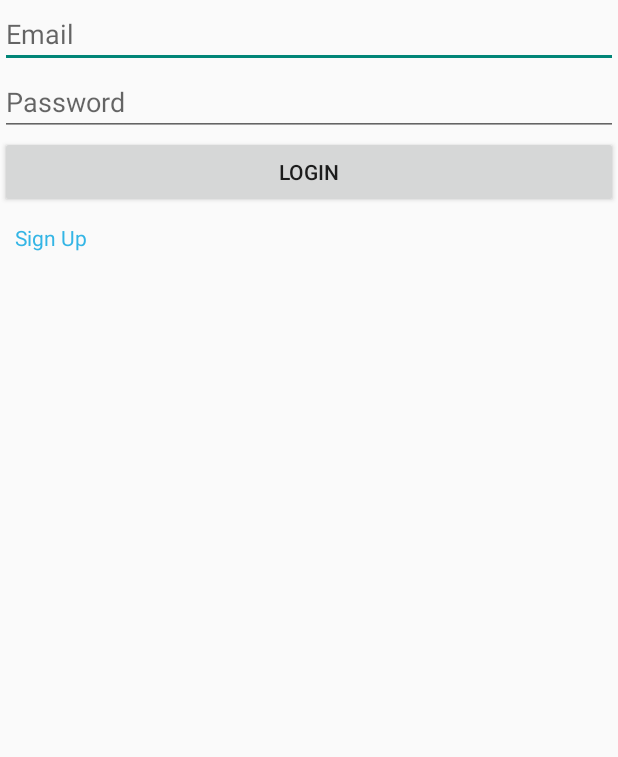
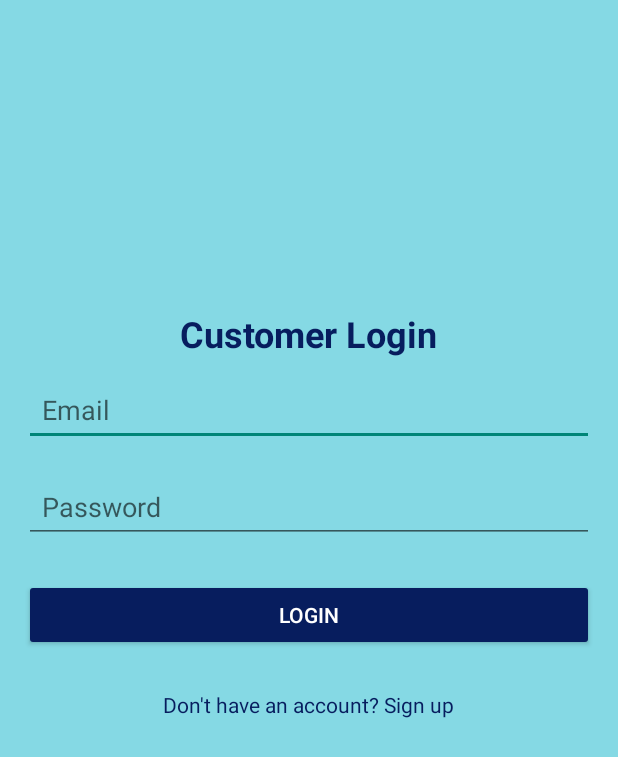
Before and after one commit to janhviwadhwa/customerconnect, an Android app: the customerlogin screen opened directly, with no data from a screen before it, on a phone screen of 412 x 824 dp. Shown: the top 757 px of the screen. Run offline under Robolectric (Android 15) with nearby library versions, the phone set to English and light mode, and no system bars; our stand-ins replace Firebase (no records; nobody signed in at launch, a user with empty details on screens opened directly).

Commit message:
Modifications in xml

```diff
--- a/app/src/main/java/com/abc/customerconnect/ownersignup.kt
+++ b/app/src/main/java/com/abc/customerconnect/ownersignup.kt
@@ -54,7 +54,7 @@ class ownersignup : AppCompatActivity() {
                 val userId = mAuth.currentUser?.uid!!
                 val owners = owners(name, email, shopno)
                 addUserToDatabase(userId, owners)
-                val intent = Intent(this@ownersignup, userr::class.java)
+                val intent = Intent(this@ownersignup, OwnerMainActivity::class.java)
                 startActivity(intent)
                 finish()
             } else {
--- a/app/src/main/res/layout/activity_customerlogin.xml
+++ b/app/src/main/res/layout/activity_customerlogin.xml
@@ -3,32 +3,59 @@
     android:layout_width="match_parent"
     android:layout_height="match_parent"
     android:orientation="vertical"
+    android:padding="16dp"
+    android:background="#85D9E4"
     tools:context=".customerlogin">
+<!--merge this with customerloginsignup-->
+
+        <TextView
+            android:id="@+id/tvLoginTitle"
+            android:layout_width="wrap_content"
+            android:layout_height="wrap_content"
+            android:text="Customer Login"
+            android:textSize="24sp"
+            android:textStyle="bold"
+            android:layout_marginTop="190dp"
+            android:textColor="#071D5E"
+            android:layout_gravity="center"
+            />
 
         <EditText
             android:id="@+id/etLoginEmail"
             android:layout_width="match_parent"
             android:layout_height="wrap_content"
-            android:hint="Email" />
+            android:hint="Email"
+            android:textColor="@color/black"
+            android:layout_marginTop="10dp"
+            android:inputType="textEmailAddress"
+            android:padding="12dp"/>
 
         <EditText
             android:id="@+id/etLoginPassword"
             android:layout_width="match_parent"
             android:layout_height="wrap_content"
             android:hint="Password"
-            android:inputType="textPassword" />
+            android:inputType="textPassword"
+            android:textColor="@color/black"
+            android:padding="12dp"
+            android:layout_marginTop="16dp"/>
 
         <Button
             android:id="@+id/btnLogin"
             android:layout_width="match_parent"
             android:layout_height="wrap_content"
-            android:text="Login" />
+            android:text="Login"
+            android:backgroundTint="#071D5E"
+            android:textColor="@color/white"
+            android:layout_marginTop="24dp"/>
 
         <TextView
             android:id="@+id/signuptxtbtn"
             android:layout_width="wrap_content"
             android:layout_height="wrap_content"
-            android:text="Sign Up"
-            android:textColor="@android:color/holo_blue_light"
-            android:padding="10dp" />
+            android:padding="10dp"
+            android:text="Don't have an account? Sign up"
+            android:textColor="#071D5E"
+            android:layout_gravity="center"
+            android:layout_marginTop="16dp"/>
 </LinearLayout>
--- a/app/src/main/res/layout/activity_customerloginsignup.xml
+++ b/app/src/main/res/layout/activity_customerloginsignup.xml
@@ -9,6 +9,8 @@
         android:orientation="vertical"
         android:padding="16dp"
     android:background="#85D9E4">
+
+<!--after merging delete this-->
 
         <TextView
             android:id="@+id/tvLoginTitle"
--- a/app/src/main/res/layout/activity_main.xml
+++ b/app/src/main/res/layout/activity_main.xml
@@ -25,6 +25,7 @@
             android:layout_width="match_parent"
             android:layout_height="wrap_content"
             android:backgroundTint="@color/black"
+            android:textColor="@color/white"
             android:text="CUSTOMERS" />
     </LinearLayout>
 
@@ -47,6 +48,7 @@
             android:layout_width="match_parent"
             android:layout_height="wrap_content"
             android:backgroundTint="@color/black"
+            android:textColor="@color/white"
             android:text="SHOP OWNERS" />
     </LinearLayout>
 
--- a/app/src/main/res/layout/activity_ownerlogin.xml
+++ b/app/src/main/res/layout/activity_ownerlogin.xml
@@ -9,7 +9,7 @@
     android:layout_height="match_parent"
     android:orientation="vertical"
     android:padding="16dp"
-    android:background="#EA8D5B">
+    android:background="#E9AA89">
 
     <TextView
         android:id="@+id/tvLoginTitle"
@@ -48,6 +48,7 @@
         android:layout_width="match_parent"
         android:layout_height="wrap_content"
         android:text="Login"
+        android:textColor="@color/white"
         android:backgroundTint="#041442"
         android:layout_marginTop="24dp" />
 
--- a/app/src/main/res/layout/activity_ownersignup.xml
+++ b/app/src/main/res/layout/activity_ownersignup.xml
@@ -4,7 +4,7 @@
     android:id="@+id/ownersignupmain"
     android:layout_width="match_parent"
     android:layout_height="match_parent"
-    android:background="#EA8D5B"
+    android:background="#E9AA89"
     android:orientation="vertical"
     android:padding="16dp"
     tools:context=".ownersignup">
@@ -76,6 +76,7 @@
         android:layout_height="wrap_content"
         android:layout_marginTop="24dp"
         android:backgroundTint="#041442"
+        android:textColor="@color/white"
         android:text="Sign Up" />
 
     <TextView
```
Also changed, not shown: app/src/main/java/com/abc/customerconnect/userr.java (deleted, +0 -24 lines), app/src/main/res/layout/activity_chat.xml (+24 -5 lines), app/src/main/res/layout/activity_owner_main.xml (+23 -3 lines), app/src/main/res/layout/activity_userr.xml (deleted, +0 -22 lines).
